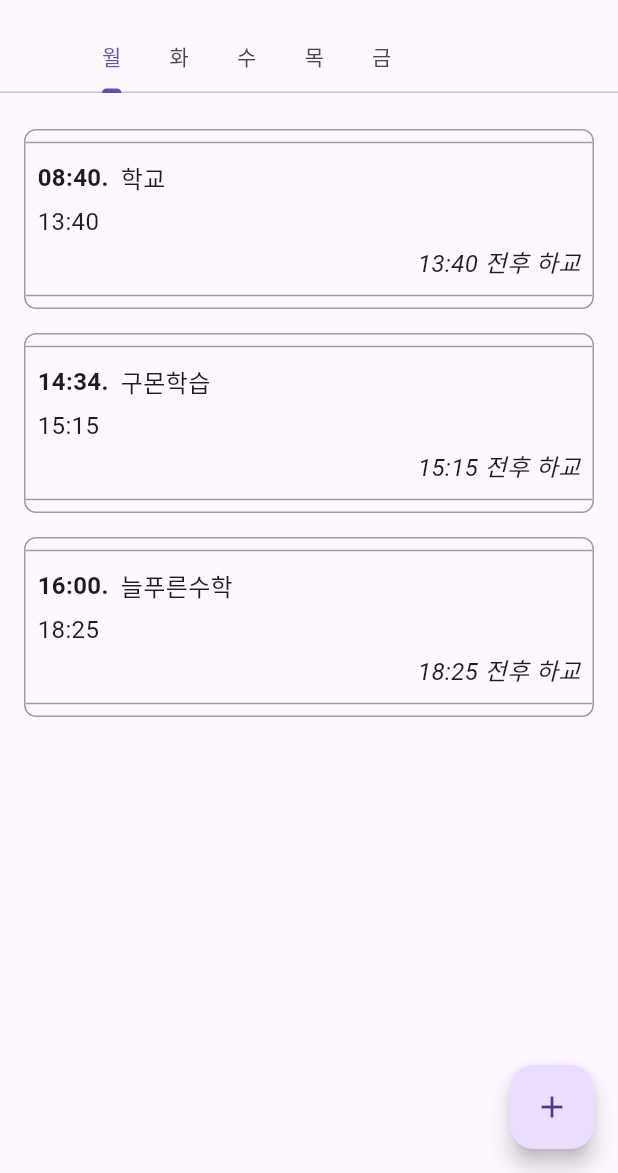
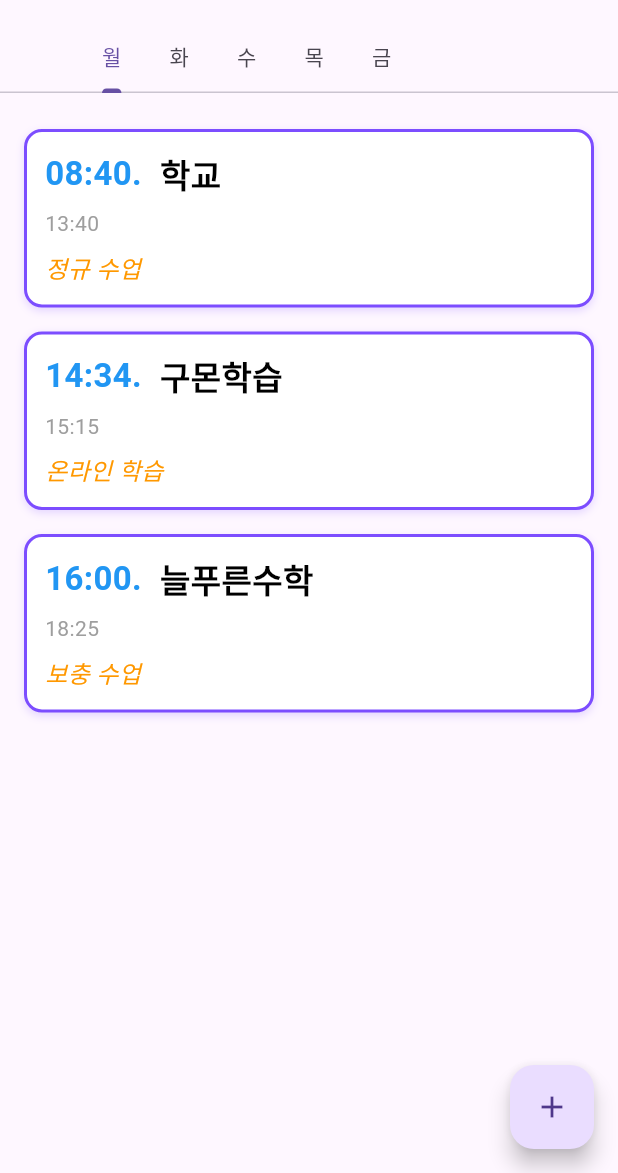
Before and after one commit to solardayz/time_table, a Flutter app: the screen it shows after launch, on a phone screen of 412 x 824 dp, the part 63-1236 px from its top. Run offline on Flutter 3.47's test engine with Material 3 defaults, Android fonts, the light colour scheme and no system bars.

Commit message:
feat: Enhance Schedule Display and Add Note Field
This commit introduces several enhancements to the schedule display and adds a note field to the schedule data model and UI.

-   **ScheduleData Model Enhancement**:
    -   Added a `note` field to the `ScheduleData` class to allow for storing additional information about each schedule.
-    -   Modified the `ScheduleData` constructor to include an optional `note` parameter.
-
-   **TimeTableItem Widget Update**:
    -   Updated the `TimeTableItem` widget to display the schedule's `note`.
    -   Adjusted the layout of `TimeTableItem` to improve readability:
        -   Moved the subject title closer to the start time.
        -   Reduced the size of the end time.
        -   Added custom colors for different elements (border, background, start time, subject, end time, and note).
    -   Removed dividing lines for a cleaner look.
    -   Improved spacing and padding.
-
-   **Schedule Data Updates**:
    -   Populated schedule data with example notes for each schedule.
-
-   **FloatingActionButton Builder**:
-     -  Added comment for explanation.
+   - ScheduleData is added with notes.
+   - The FloatingActionButton added the builder comment.

```diff
--- a/lib/main.dart
+++ b/lib/main.dart
@@ -30,52 +30,111 @@ class TimeTableApp extends StatelessWidget {
               // 월요일 스케줄
               DayScheduleView(
                 schedules: [
-                  ScheduleData(start: '08:40', end: '13:40', title: '학교'),
-                  ScheduleData(start: '14:34', end: '15:15', title: '구몬학습'),
-                  ScheduleData(start: '16:00', end: '18:25', title: '늘푸른수학'),
+                  ScheduleData(
+                      start: '08:40',
+                      end: '13:40',
+                      title: '학교',
+                      note: '정규 수업'),
+                  ScheduleData(
+                      start: '14:34',
+                      end: '15:15',
+                      title: '구몬학습',
+                      note: '온라인 학습'),
+                  ScheduleData(
+                      start: '16:00',
+                      end: '18:25',
+                      title: '늘푸른수학',
+                      note: '보충 수업'),
                 ],
               ),
               // 화요일 스케줄 (랜덤 데이터)
               DayScheduleView(
                 schedules: [
-                  ScheduleData(start: '09:00', end: '10:30', title: '수학'),
-                  ScheduleData(start: '11:00', end: '12:00', title: '영어'),
-                  ScheduleData(start: '13:30', end: '15:00', title: '과학'),
+                  ScheduleData(
+                      start: '09:00',
+                      end: '10:30',
+                      title: '수학',
+                      note: '문제 풀이'),
+                  ScheduleData(
+                      start: '11:00',
+                      end: '12:00',
+                      title: '영어',
+                      note: '독해'),
+                  ScheduleData(
+                      start: '13:30',
+                      end: '15:00',
+                      title: '과학',
+                      note: '실험'),
                 ],
               ),
               // 수요일 스케줄 (랜덤 데이터)
               DayScheduleView(
                 schedules: [
-                  ScheduleData(start: '08:50', end: '10:20', title: '음악'),
-                  ScheduleData(start: '10:30', end: '12:00', title: '미술'),
-                  ScheduleData(start: '13:00', end: '14:30', title: '체육'),
+                  ScheduleData(
+                      start: '08:50',
+                      end: '10:20',
+                      title: '음악',
+                      note: '연습'),
+                  ScheduleData(
+                      start: '10:30',
+                      end: '12:00',
+                      title: '미술',
+                      note: '그림'),
+                  ScheduleData(
+                      start: '13:00',
+                      end: '14:30',
+                      title: '체육',
+                      note: '운동'),
                 ],
               ),
               // 목요일 스케줄 (랜덤 데이터)
               DayScheduleView(
                 schedules: [
-                  ScheduleData(start: '09:10', end: '10:50', title: '국어'),
-                  ScheduleData(start: '11:00', end: '12:30', title: '역사'),
-                  ScheduleData(start: '13:20', end: '15:00', title: '사회'),
+                  ScheduleData(
+                      start: '09:10',
+                      end: '10:50',
+                      title: '국어',
+                      note: '독서'),
+                  ScheduleData(
+                      start: '11:00',
+                      end: '12:30',
+                      title: '역사',
+                      note: '토론'),
+                  ScheduleData(
+                      start: '13:20',
+                      end: '15:00',
+                      title: '사회',
+                      note: '프로젝트'),
                 ],
               ),
               // 금요일 스케줄 (랜덤 데이터)
               DayScheduleView(
                 schedules: [
-                  ScheduleData(start: '08:30', end: '10:00', title: '수학'),
-                  ScheduleData(start: '10:10', end: '11:40', title: '영어'),
-                  ScheduleData(start: '12:00', end: '13:30', title: '과학'),
+                  ScheduleData(
+                      start: '08:30',
+                      end: '10:00',
+                      title: '수학',
+                      note: '복습'),
+                  ScheduleData(
+                      start: '10:10',
+                      end: '11:40',
+                      title: '영어',
+                      note: '어휘'),
+                  ScheduleData(
+                      start: '12:00',
+                      end: '13:30',
+                      title: '과학',
+                      note: '퀴즈'),
                 ],
               ),
             ],
           ),
-          // Builder를 사용해 올바른 context를 얻음
+          // Builder로 올바른 context 확보
           floatingActionButton: Builder(
             builder: (context) {
               return FloatingActionButton(
                 child: Icon(Icons.add),
                 onPressed: () {
-                  // FAB 클릭 시 Bottom Sheet 표시
                   showModalBottomSheet(
                     context: context,
                     isScrollControlled: true,
@@ -93,16 +152,18 @@ class TimeTableApp extends StatelessWidget {
   }
 }
 
-// 스케줄 데이터를 위한 모델 클래스
+// 스케줄 데이터를 위한 모델 (특이사항 필드 포함)
 class ScheduleData {
   final String start;
   final String end;
   final String title;
+  final String note;
 
   ScheduleData({
     required this.start,
     required this.end,
     required this.title,
+    this.note = '',
   });
 }
 
@@ -123,93 +184,109 @@ class DayScheduleView extends StatelessWidget {
           startTime: schedule.start,
           title: schedule.title,
           endTime: schedule.end,
+          note: schedule.note,
         );
       },
     );
   }
 }
 
-/// 하나의 스케줄 항목 UI
+/// 커스텀 스타일이 적용된 스케줄 항목 UI
+/// 디자인 예시:
 /// --------------------------------------
-/// 08:40.     학교
-/// 13:40
-///          13:40 전후 하교
+/// [시작시간] [과목]
+/// [종료시간]
+/// [특이사항]
 /// --------------------------------------
 class TimeTableItem extends StatelessWidget {
   final String startTime;
   final String title;
   final String endTime;
+  final String note;
 
   TimeTableItem({
     required this.startTime,
     required this.title,
     required this.endTime,
+    required this.note,
   });
 
   @override
   Widget build(BuildContext context) {
+    // 커스텀 컬러 정의
+    final Color customBorderColor = Colors.deepPurpleAccent;
+    final Color customBackgroundColor = Colors.white;
+    final Color customStartTimeColor = Colors.blue;
+    final Color customSubjectColor = Colors.black;
+    final Color customEndTimeColor = Colors.grey;
+    final Color customNoteColor = Colors.orange;
+
     return Container(
       margin: EdgeInsets.symmetric(vertical: 8.0),
+      padding: EdgeInsets.all(12.0),
       decoration: BoxDecoration(
-        border: Border.all(color: Colors.grey), // 외곽선 효과
-        borderRadius: BorderRadius.circular(8.0),
+        color: customBackgroundColor,
+        border: Border.all(color: customBorderColor, width: 2),
+        borderRadius: BorderRadius.circular(12.0),
+        boxShadow: [
+          BoxShadow(
+            color: customBorderColor.withOpacity(0.2),
+            offset: Offset(0, 2),
+            blurRadius: 4,
+          ),
+        ],
       ),
       child: Column(
-        mainAxisSize: MainAxisSize.min,
+        crossAxisAlignment: CrossAxisAlignment.start,
         children: [
-          // 상단 구분선
-          Divider(color: Colors.grey, thickness: 1),
-          // 첫 번째 행: 시작 시간과 제목
-          Padding(
-            padding: const EdgeInsets.symmetric(horizontal: 8.0, vertical: 4.0),
-            child: Row(
+          // 시작시간과 과목 (둘 다 크게 표시)
+          Row(
             children: [
               Text(
                 "$startTime.",
-                  style: TextStyle(fontSize: 16, fontWeight: FontWeight.bold),
+                style: TextStyle(
+                  fontSize: 22,
+                  color: customStartTimeColor,
+                  fontWeight: FontWeight.bold,
                 ),
-                SizedBox(width: 8.0),
+              ),
+              SizedBox(width: 12),
               Text(
                 title,
-                  style: TextStyle(fontSize: 16),
+                style: TextStyle(
+                  fontSize: 22,
+                  color: customSubjectColor,
+                  fontWeight: FontWeight.bold,
+                ),
               ),
             ],
           ),
-          ),
-          // 두 번째 행: 종료 시간 (왼쪽 정렬)
-          Padding(
-            padding: const EdgeInsets.symmetric(horizontal: 8.0, vertical: 2.0),
-            child: Row(
-              children: [
+          SizedBox(height: 8),
+          // 종료시간 (작게 표시)
           Text(
             endTime,
-                  style: TextStyle(fontSize: 16),
-                ),
-              ],
+            style: TextStyle(
+              fontSize: 14,
+              color: customEndTimeColor,
             ),
           ),
-          // 세 번째 행: 종료 시간 + "전후 하교" (오른쪽 정렬)
-          Padding(
-            padding: const EdgeInsets.symmetric(horizontal: 8.0, vertical: 2.0),
-            child: Row(
-              mainAxisAlignment: MainAxisAlignment.end,
-              children: [
+          SizedBox(height: 8),
+          // 특이사항 (이탤릭)
           Text(
-                  "$endTime 전후 하교",
-                  style: TextStyle(fontSize: 16, fontStyle: FontStyle.italic),
-                ),
-              ],
+            note,
+            style: TextStyle(
+              fontSize: 16,
+              color: customNoteColor,
+              fontStyle: FontStyle.italic,
             ),
           ),
-          // 하단 구분선
-          Divider(color: Colors.grey, thickness: 1),
         ],
       ),
     );
   }
 }
 
-/// Bottom Sheet에 표시할 스케줄 추가 폼 위젯 (요일 필드 추가)
+/// 스케줄 추가용 Bottom Sheet (요일 선택 포함)
 class AddScheduleBottomSheet extends StatefulWidget {
   @override
   _AddScheduleBottomSheetState createState() => _AddScheduleBottomSheetState();
@@ -221,7 +298,6 @@ class _AddScheduleBottomSheetState extends State<AddScheduleBottomSheet> {
   final TextEditingController _subjectController = TextEditingController();
   final TextEditingController _noteController = TextEditingController();
 
-  // 추가: 요일 선택을 위한 변수 (기본값은 '월')
   String _selectedDay = '월';
 
   @override
@@ -246,7 +322,7 @@ class _AddScheduleBottomSheetState extends State<AddScheduleBottomSheet> {
         child: Column(
           mainAxisSize: MainAxisSize.min,
           children: [
-            // 요일 선택 필드 (드롭다운)
+            // 요일 선택
             DropdownButtonFormField<String>(
               value: _selectedDay,
               items: <String>['월', '화', '수', '목', '금']
@@ -307,10 +383,9 @@ class _AddScheduleBottomSheetState extends State<AddScheduleBottomSheet> {
               ),
             ),
             SizedBox(height: 20),
-            // 저장 버튼
+            // 저장 버튼 (저장 로직은 필요에 따라 추가)
             ElevatedButton(
               onPressed: () {
-                // TODO: 저장 로직 구현 (예: 선택한 요일에 해당하는 스케줄 추가)
                 Navigator.of(context).pop();
               },
               child: Text('저장'),
```
Lines whose indentation alone changed are shown as unchanged.
